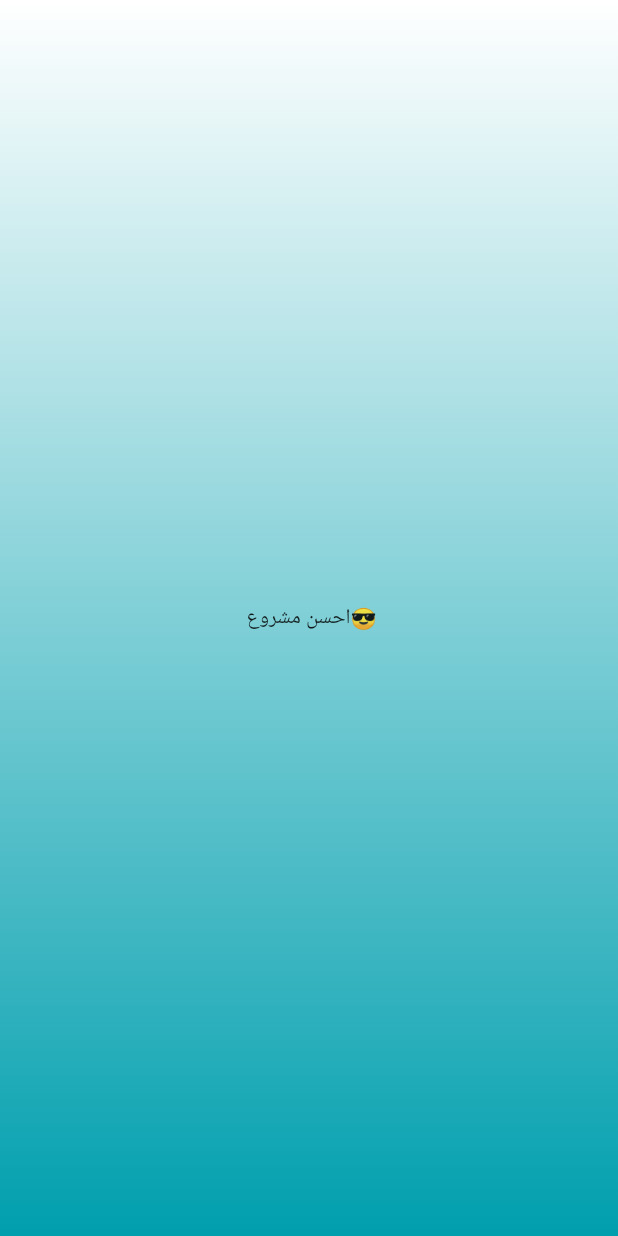
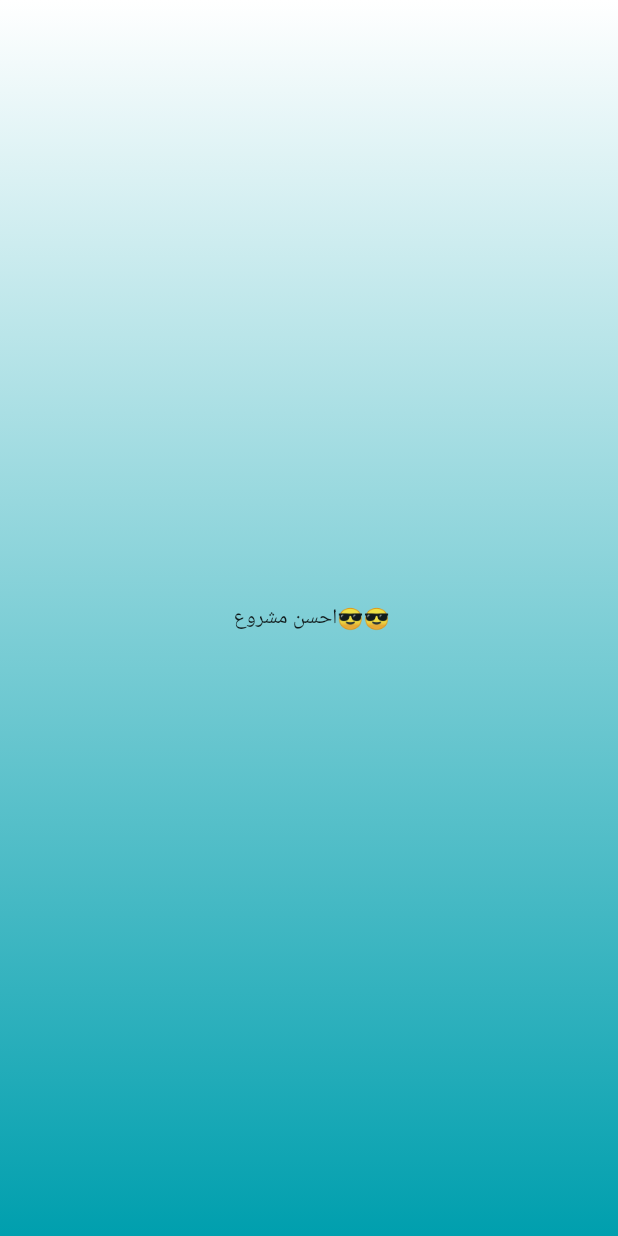
Before and after one commit to RakanW10/tuwaiq_community, a Flutter app: the screen it shows after launch, on a phone screen of 412 x 824 dp. Run offline on Flutter 3.47's test engine with Material 2 defaults, Android fonts, the light colour scheme and no system bars; our stand-ins replace get.

Commit message:
test commit

```diff
--- a/lib/views/LoginPage/LoginPage.dart
+++ b/lib/views/LoginPage/LoginPage.dart
@@ -17,7 +17,8 @@ class LoginPage extends StatelessWidget {
         child: Column(
           mainAxisAlignment: MainAxisAlignment.center,
           children: [
-            Text("😎احسن مشروع "),
+            Text("😎😎احسن مشروع "),
+
           ],
         ),
       ),
```
